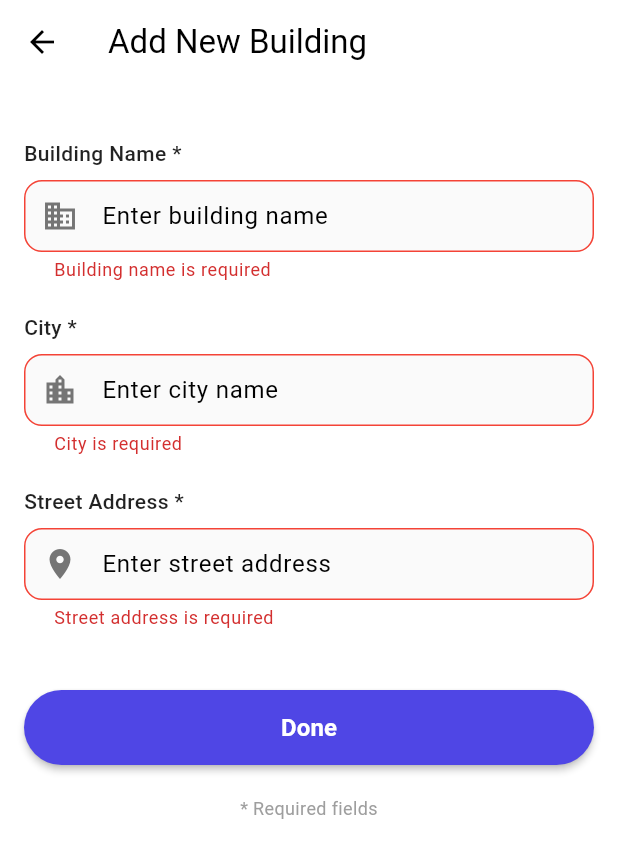
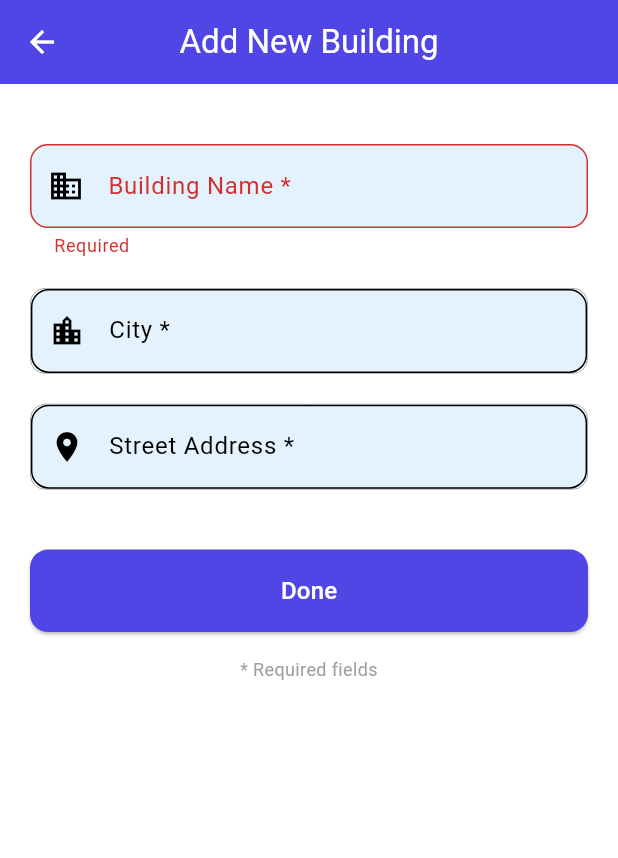
Before and after one commit to NoamKont/INDIGO_ui, a Flutter app: the AddNewBuildingScreen screen opened directly, after a tap on "Done", on a phone screen of 412 x 824 dp. Shown: the top 858 px of the screen. Run offline on Flutter 3.47's test engine with Material 3 defaults, Android fonts, the light colour scheme and no system bars; drawn by our look-alikes of google_places_flutter; our stand-ins replace file_picker, flutter_cache_manager, flutter_dotenv, flutter_svg, geolocator, google_maps_flutter and 3 more; missing offline and left inert: wifi_scan; network calls fail; project files that could hold a hidden picture were left out.

Commit message:
adding autocomplete from google places in add new building

```diff
--- a/lib/constants.dart
+++ b/lib/constants.dart
@@ -10,8 +10,8 @@
 
   static const String baseUrl = "https://$baseDomain";
   static const String contextPath = "/IndiGo";
-  //static const String fullServerPath = "$baseUrl";//$contextPath";
-  static const String fullServerPath = "http://192.168.161.171:8574";
+  static const String fullServerPath = "$baseUrl";//$contextPath";
+  //static const String fullServerPath = "http://192.168.161.171:8574";
 
   // API Endpoints
   static const String newFloor = "$fullServerPath/floor/add";
@@ -24,8 +24,8 @@
   static const String getBuildingSvg = "$fullServerPath/building/getSvgDirect";
   //static const String getBuildingRouteSvg = "$fullServerPath/building/svg/route/get";
 
+  static const String getDoorsName = "$fullServerPath/doors/getAll";
   static const String updateDoorsName = "$fullServerPath/building/doors/update";
-  static const String getDoorsName = "$fullServerPath/doors/getAll";
 
   static const String calibrateFloorPlan = "$fullServerPath/floor/calibrate";
   static const String getRoute = "$fullServerPath/building/route/get";
--- a/lib/main.dart
+++ b/lib/main.dart
@@ -1,5 +1,6 @@
 import 'package:flutter/material.dart';
 import 'package:indigo_test/screens/homeScreen/home_screen.dart';
+import 'package:flutter_dotenv/flutter_dotenv.dart';
 import 'screens/login/login_screen.dart';
 
 final RouteObserver<ModalRoute<void>> routeObserver = RouteObserver<ModalRoute<void>>();
--- a/lib/screens/admin/add_new_building.dart
+++ b/lib/screens/admin/add_new_building.dart
@@ -1,4 +1,7 @@
 import 'package:flutter/material.dart';
+import 'package:google_places_flutter/google_places_flutter.dart';
+import 'package:google_places_flutter/model/place_type.dart';
+import 'package:google_places_flutter/model/prediction.dart';
 import '../../services/admin/new_building_service.dart';
 
 class AddNewBuildingScreen extends StatefulWidget {
@@ -9,28 +12,39 @@
 }
 
 class _AddNewBuildingScreenState extends State<AddNewBuildingScreen> {
+  late final FocusNode _buildingNameFocusNode;
+  late final FocusNode _cityFocusNode;
+  late final FocusNode _streetFocusNode;
+
   final _formKey = GlobalKey<FormState>();
   final _buildingNameController = TextEditingController();
   final _cityController = TextEditingController();
   final _streetController = TextEditingController();
   final BuildingService _buildingService = BuildingService();
+  //TODO change this to your actual Google API key
+  static const String _googleApiKey = "";
 
   bool _isLoading = false;
+
+
+  @override
+  void initState() {
+    super.initState();
+    _buildingNameFocusNode = FocusNode();
+    _cityFocusNode         = FocusNode();
+    _streetFocusNode       = FocusNode();
+  }
 
   @override
   void dispose() {
     _buildingNameController.dispose();
     _cityController.dispose();
     _streetController.dispose();
+
+    _buildingNameFocusNode.dispose();
+    _cityFocusNode.dispose();
+    _streetFocusNode.dispose();
     super.dispose();
-  }
-
-  String get _fullAddress => '${_streetController.text.trim()}, ${_cityController.text.trim()}';
-
-  bool get _isFormValid {
-    return _buildingNameController.text.trim().isNotEmpty &&
-        _cityController.text.trim().isNotEmpty &&
-        _streetController.text.trim().isNotEmpty;
   }
 
   Future<void> _createBuilding() async {
@@ -42,16 +56,14 @@
       final status = await _buildingService.createBuilding(
         name: _buildingNameController.text.trim(),
         city: _cityController.text.trim(),
-        address: _streetController.text.trim()
+        address: _streetController.text.trim(),
       );
 
       if (mounted) {
-        // Return the created building to the previous screen
         Navigator.pop(context, status);
-
         ScaffoldMessenger.of(context).showSnackBar(
-          SnackBar(
-            content: Text('Building "${_buildingNameController.text}" created successfully!'),
+          const SnackBar(
+            content: Text('Building created successfully!'),
             backgroundColor: Colors.green,
           ),
         );
@@ -60,182 +72,183 @@
       if (mounted) {
         ScaffoldMessenger.of(context).showSnackBar(
           SnackBar(
-            content: Text('Failed to create building: ${e.toString()}'),
+            content: Text('Failed to create building: $e'),
             backgroundColor: Colors.red,
           ),
         );
       }
     } finally {
-      if (mounted) {
-        setState(() => _isLoading = false);
-      }
+      if (mounted) setState(() => _isLoading = false);
     }
   }
 
   @override
   Widget build(BuildContext context) {
     return Scaffold(
+      resizeToAvoidBottomInset: true,
+      backgroundColor: Colors.white,
       appBar: AppBar(
+        backgroundColor: const Color(0xFF4F46E5),
+        foregroundColor: Colors.white,
+        elevation: 0,
         title: const Text('Add New Building'),
-        backgroundColor: Colors.white,
-        foregroundColor: Colors.black,
-        elevation: 0,
-        leading: IconButton(
-          icon: const Icon(Icons.arrow_back),
-          onPressed: () => Navigator.pop(context),
-        ),
+        centerTitle: true,
       ),
-      body: SingleChildScrollView(
-        padding: const EdgeInsets.all(16.0),
-        child: Form(
-          key: _formKey,
-          child: Column(
-            crossAxisAlignment: CrossAxisAlignment.stretch,
-            children: [
-              const SizedBox(height: 20),
+      body: SafeArea(
+        child: SingleChildScrollView(
+          padding: const EdgeInsets.all(20),
+          child: Form(
+            key: _formKey,
+            child: Column(
+              crossAxisAlignment: CrossAxisAlignment.stretch,
+              children: [
+                const SizedBox(height: 20),
 
-              // Building Name Field
-              _buildInputField(
-                controller: _buildingNameController,
-                label: 'Building Name *',
-                hint: 'Enter building name',
-                icon: Icons.business,
-                validator: (value) {
-                  if (value?.trim().isEmpty ?? true) {
-                    return 'Building name is required';
-                  }
-                  return null;
-                },
-              ),
+                // 1️⃣ Building Name
+                TextFormField(
+                  focusNode: _buildingNameFocusNode,
+                  controller: _buildingNameController,
+                  validator: (v) => v!.isEmpty ? 'Required' : null,
+                  decoration: InputDecoration(
+                    labelText: 'Building Name *',
+                    hintText: 'Enter building name',
+                    prefixIcon: const Icon(Icons.business),
+                    filled: true,
+                    fillColor: Colors.blue.shade50,
+                    border: OutlineInputBorder(
+                      borderRadius: BorderRadius.circular(12),
+                      borderSide: BorderSide(color: Colors.blue.shade100),
+                    ),
+                    focusedBorder: OutlineInputBorder(
+                      borderRadius: BorderRadius.circular(12),
+                      borderSide:
+                      const BorderSide(color: Color(0xFF4F46E5), width: 2),
+                    ),
+                  ),
+                ),
 
-              const SizedBox(height: 20),
+                const SizedBox(height: 20),
 
-              // City Field
-              _buildInputField(
-                controller: _cityController,
-                label: 'City *',
-                hint: 'Enter city name',
-                icon: Icons.location_city,
-                validator: (value) {
-                  if (value?.trim().isEmpty ?? true) {
-                    return 'City is required';
-                  }
-                  return null;
-                },
-              ),
+                // 2️⃣ City (Places autocomplete)
+                GooglePlaceAutoCompleteTextField(
+                  focusNode: _cityFocusNode,
+                  textEditingController: _cityController,
+                  googleAPIKey: _googleApiKey,
+                  debounceTime: 800,
+                  countries: ['il'],
+                  placeType: PlaceType.cities,
+                  isLatLngRequired: false,
+                  inputDecoration: InputDecoration(
+                    labelText: 'City *',
+                    hintText: 'Search for city in Israel',
+                    prefixIcon: const Icon(Icons.location_city),
+                    filled: true,
+                    fillColor: Colors.blue.shade50,
+                    border: OutlineInputBorder(
+                      borderRadius: BorderRadius.circular(12),
+                      borderSide: BorderSide(color: Colors.blue.shade100),
+                    ),
+                    focusedBorder: OutlineInputBorder(
+                      borderRadius: BorderRadius.circular(12),
+                      borderSide:
+                      const BorderSide(color: Color(0xFF4F46E5), width: 2),
+                    ),
+                  ),
+                  itemClick: (Prediction p) {
+                    final city = p.structuredFormatting?.mainText ?? '';
+                    _cityController.text = city;
+                    FocusScope.of(context).requestFocus(_streetFocusNode);
+                  },
+                  isCrossBtnShown: false,
+                  seperatedBuilder: Divider(color: Colors.grey.shade300, height: 1),
+                  itemBuilder: (context, index, Prediction p) => ListTile(
+                    leading: const Icon(Icons.location_city, size: 20),
+                    title: Text(
+                      p.structuredFormatting?.mainText
+                          ?? p.description ?? '',
+                      style: const TextStyle(fontSize: 14),
+                    ),
+                    subtitle: p.structuredFormatting?.secondaryText != null
+                        ? Text(
+                      p.structuredFormatting!.secondaryText!,
+                      style: const TextStyle(fontSize: 12),
+                    )
+                        : null,
+                  ),
+                ),
 
-              const SizedBox(height: 20),
+                const SizedBox(height: 20),
 
-              // Street Field
-              _buildInputField(
-                controller: _streetController,
-                label: 'Street Address *',
-                hint: 'Enter street address',
-                icon: Icons.place,
-                validator: (value) {
-                  if (value?.trim().isEmpty ?? true) {
-                    return 'Street address is required';
-                  }
-                  return null;
-                },
-              ),
+                // 3️⃣ Street (Places autocomplete)
+                GooglePlaceAutoCompleteTextField(
+                  focusNode: _streetFocusNode,
+                  textEditingController: _streetController,
+                  googleAPIKey: _googleApiKey,
+                  debounceTime: 800,
+                  isLatLngRequired: false,
+                  countries: ['il'],
+                  placeType: PlaceType.address, // only addresses
+                  inputDecoration: InputDecoration(
+                    labelText: 'Street Address *',
+                    hintText: 'Enter street address',
+                    prefixIcon: const Icon(Icons.place),
+                    filled: true,
+                    fillColor: Colors.blue.shade50,
+                    border: OutlineInputBorder(
+                      borderRadius: BorderRadius.circular(12),
+                      borderSide: BorderSide(color: Colors.blue.shade100),
+                    ),
+                    focusedBorder: OutlineInputBorder(
+                      borderRadius: BorderRadius.circular(12),
+                      borderSide:
+                      const BorderSide(color: Color(0xFF4F46E5), width: 2),
+                    ),
+                  ),
+                  itemClick: (Prediction p) {
+                    final street = p.structuredFormatting?.mainText ?? '';
+                    _streetController.text = street;
+                    FocusScope.of(context).unfocus();
+                  },
+                  isCrossBtnShown: false,
+                  seperatedBuilder: Divider(color: Colors.grey.shade300, height: 1),
+                  itemBuilder: (context, index, Prediction p) => ListTile(
+                    leading: const Icon(Icons.place, size: 20),
+                    title: Text(
+                      p.structuredFormatting?.mainText ?? '',
+                      style: const TextStyle(fontSize: 14),
+                    ),
+                  ),
+                ),
 
-              const SizedBox(height: 40),
 
-              // Done Button
-              SizedBox(
-                height: 50,
-                child: ElevatedButton(
+                const SizedBox(height: 40),
+
+                ElevatedButton(
                   onPressed: _isLoading ? null : _createBuilding,
                   style: ElevatedButton.styleFrom(
                     backgroundColor: const Color(0xFF4F46E5),
                     foregroundColor: Colors.white,
+                    padding: const EdgeInsets.symmetric(vertical: 16),
                     shape: RoundedRectangleBorder(
-                      borderRadius: BorderRadius.circular(25),
+                      borderRadius: BorderRadius.circular(12),
                     ),
-                    elevation: 2,
                   ),
                   child: _isLoading
-                      ? const SizedBox(
-                    height: 20,
-                    width: 20,
-                    child: CircularProgressIndicator(
-                      strokeWidth: 2,
-                      valueColor: AlwaysStoppedAnimation<Color>(Colors.white),
-                    ),
-                  )
-                      : const Text(
-                    'Done',
-                    style: TextStyle(
-                      fontSize: 16,
-                      fontWeight: FontWeight.w600,
-                    ),
-                  ),
+                      ? const CircularProgressIndicator(color: Colors.white)
+                      : const Text('Done', style: TextStyle(fontSize: 16)),
                 ),
-              ),
 
-              const SizedBox(height: 20),
-
-              // Required fields note
-              const Text(
-                '* Required fields',
-                style: TextStyle(
-                  color: Colors.grey,
-                  fontSize: 12,
+                const SizedBox(height: 16),
+                const Text(
+                  '* Required fields',
+                  style: TextStyle(color: Colors.grey, fontSize: 12),
+                  textAlign: TextAlign.center,
                 ),
-                textAlign: TextAlign.center,
-              ),
-            ],
+              ],
+            ),
           ),
         ),
       ),
     );
   }
-
-  Widget _buildInputField({
-    required TextEditingController controller,
-    required String label,
-    required String hint,
-    required IconData icon,
-    String? Function(String?)? validator,
-  }) {
-    return Column(
-      crossAxisAlignment: CrossAxisAlignment.start,
-      children: [
-        Text(
-          label,
-          style: const TextStyle(
-            fontSize: 14,
-            fontWeight: FontWeight.w500,
-            color: Colors.black87,
-          ),
-        ),
-        const SizedBox(height: 8),
-        TextFormField(
-          controller: controller,
-          validator: validator,
-          onChanged: (_) => setState(() {}), // Update button state
-          decoration: InputDecoration(
-            hintText: hint,
-            prefixIcon: Icon(icon, color: Colors.grey.shade600),
-            border: OutlineInputBorder(
-              borderRadius: BorderRadius.circular(12),
-              borderSide: BorderSide(color: Colors.grey.shade300),
-            ),
-            focusedBorder: OutlineInputBorder(
-              borderRadius: BorderRadius.circular(12),
-              borderSide: const BorderSide(color: Color(0xFF4F46E5), width: 2),
-            ),
-            errorBorder: OutlineInputBorder(
-              borderRadius: BorderRadius.circular(12),
-              borderSide: const BorderSide(color: Colors.red),
-            ),
-            filled: true,
-            fillColor: Colors.grey.shade50,
-            contentPadding: const EdgeInsets.symmetric(horizontal: 16, vertical: 12),
-          ),
-        ),
-      ],
-    );
-  }
 }
--- a/lib/screens/user/navigate_screen.dart
+++ b/lib/screens/user/navigate_screen.dart
@@ -99,7 +99,6 @@
               'goal': currentLocation,
 
             });
-        //svgData = await rootBundle.loadString('assets/userExample.svg');//TODO delete this line when you have the actual SVG file
         setState(() {});
       }
     }
--- a/lib/services/admin/calibration_service.dart
+++ b/lib/services/admin/calibration_service.dart
@@ -168,8 +168,6 @@
   /// This method can be used if you want to implement local caching
   // Future<Uint8List?> loadSvgWithCache(int buildingId) async {
   //   try {
-  //     // TODO: Implement caching logic here if needed
-  //     // For example: check local cache first, then fetch from server
   //
   //     final svgString = await loadSvgFile(buildingId);
   //     return Uint8List.fromList(utf8.encode(svgString));
--- a/lib/services/admin/new_building_service.dart
+++ b/lib/services/admin/new_building_service.dart
@@ -88,74 +88,74 @@
     }
   }
 
-  /// Updates an existing building
-  ///
-  /// Sends a PUT request to update building information
-  Future<Building> updateBuilding({
-    required int buildingId,
-    required String name,
-    required String address,
-  }) async {
-    try {
-      final url = Uri.parse('$_baseUrl/buildings/$buildingId');
-
-      final requestBody = {
-        'name': name,
-        'address': address,
-      };
-
-      final response = await _client.put(
-        url,
-        headers: _headers,
-        body: json.encode(requestBody),
-      );
-
-      if (response.statusCode == 200) {
-        final responseData = json.decode(response.body);
-
-        return Building(
-          buildingId: responseData['id'] ?? responseData['buildingId'],
-          name: responseData['name'],
-          city: responseData['city'],
-          address: responseData['address'],
-        );
-      } else {
-        throw BuildingServiceException(
-          'Failed to update building: ${response.statusCode} - ${response.reasonPhrase}',
-        );
-      }
-    } on http.ClientException catch (e) {
-      throw BuildingServiceException('Network error: ${e.message}');
-    } on FormatException catch (e) {
-      throw BuildingServiceException('Invalid response format: ${e.message}');
-    } catch (e) {
-      throw BuildingServiceException('Unexpected error: ${e.toString()}');
-    }
-  }
-
-  /// Deletes a building
-  ///
-  /// Sends a DELETE request to remove a building
-  Future<void> deleteBuilding(int buildingId) async {
-    try {
-      final url = Uri.parse('$_baseUrl/buildings/$buildingId');
-
-      final response = await _client.delete(
-        url,
-        headers: _headers,
-      );
-
-      if (response.statusCode != 200 && response.statusCode != 204) {
-        throw BuildingServiceException(
-          'Failed to delete building: ${response.statusCode} - ${response.reasonPhrase}',
-        );
-      }
-    } on http.ClientException catch (e) {
-      throw BuildingServiceException('Network error: ${e.message}');
-    } catch (e) {
-      throw BuildingServiceException('Unexpected error: ${e.toString()}');
-    }
-  }
+  // /// Updates an existing building
+  // ///
+  // /// Sends a PUT request to update building information
+  // Future<Building> updateBuilding({
+  //   required int buildingId,
+  //   required String name,
+  //   required String address,
+  // }) async {
+  //   try {
+  //     final url = Uri.parse('$_baseUrl/buildings/$buildingId');
+  //
+  //     final requestBody = {
+  //       'name': name,
+  //       'address': address,
+  //     };
+  //
+  //     final response = await _client.put(
+  //       url,
+  //       headers: _headers,
+  //       body: json.encode(requestBody),
+  //     );
+  //
+  //     if (response.statusCode == 200) {
+  //       final responseData = json.decode(response.body);
+  //
+  //       return Building(
+  //         buildingId: responseData['id'] ?? responseData['buildingId'],
+  //         name: responseData['name'],
+  //         city: responseData['city'],
+  //         address: responseData['address'],
+  //       );
+  //     } else {
+  //       throw BuildingServiceException(
+  //         'Failed to update building: ${response.statusCode} - ${response.reasonPhrase}',
+  //       );
+  //     }
+  //   } on http.ClientException catch (e) {
+  //     throw BuildingServiceException('Network error: ${e.message}');
+  //   } on FormatException catch (e) {
+  //     throw BuildingServiceException('Invalid response format: ${e.message}');
+  //   } catch (e) {
+  //     throw BuildingServiceException('Unexpected error: ${e.toString()}');
+  //   }
+  // }
+  //
+  // /// Deletes a building
+  // ///
+  // /// Sends a DELETE request to remove a building
+  // Future<void> deleteBuilding(int buildingId) async {
+  //   try {
+  //     final url = Uri.parse('$_baseUrl/buildings/$buildingId');
+  //
+  //     final response = await _client.delete(
+  //       url,
+  //       headers: _headers,
+  //     );
+  //
+  //     if (response.statusCode != 200 && response.statusCode != 204) {
+  //       throw BuildingServiceException(
+  //         'Failed to delete building: ${response.statusCode} - ${response.reasonPhrase}',
+  //       );
+  //     }
+  //   } on http.ClientException catch (e) {
+  //     throw BuildingServiceException('Network error: ${e.message}');
+  //   } catch (e) {
+  //     throw BuildingServiceException('Unexpected error: ${e.toString()}');
+  //   }
+  // }
 
   /// Disposes the HTTP client
   void dispose() {
--- a/pubspec.yaml
+++ b/pubspec.yaml
@@ -39,6 +39,9 @@
   vector_math: ^2.1.4
   sensors_plus: ^6.1.1
   wifi_scan: ^0.4.1
+  google_places_flutter: ^2.1.0
+  flutter_dotenv: ^5.2.1
+
 
   # The following adds the Cupertino Icons font to your application.
   # Use with the CupertinoIcons class for iOS style icons.
```
Also changed, not shown: lib/screens/admin/calibration_screen.dart (+13 -10 lines), lib/services/admin/admin_service.dart (+26 -0 lines), lib/widgets/admin_floor_view.dart (+25 -20 lines), lib/widgets/navigation_bottom_sheet.dart (+6 -1 lines), pubspec.lock, 1 other file.
